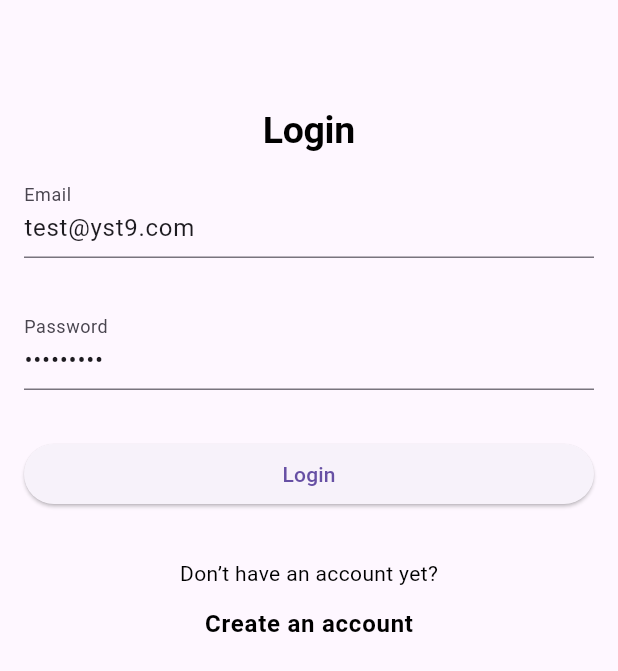
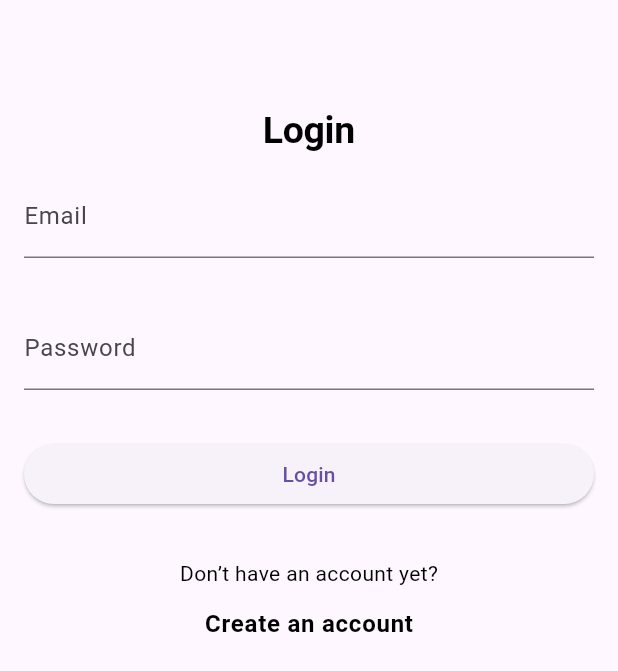
Before and after one commit to bilalsammour/kabaten_flutter, a Flutter app: the screen it shows after launch, on a phone screen of 412 x 824 dp. Shown: the top 671 px of the screen. Run offline on Flutter 3.47's test engine with Material 2 defaults, Android fonts, the phone set to English and light mode, and no system bars; our stand-ins replace cached_network_image, font_awesome_flutter, get_it, hive_flutter; accounts and stored records are empty.

Commit message:
removing default user

```diff
--- a/lib/view/screens/auth/login/login_content.dart
+++ b/lib/view/screens/auth/login/login_content.dart
@@ -21,8 +21,8 @@ class LoginContent extends StatefulWidget {
 class _LoginContentState extends State<LoginContent> {
   final _formKey = GlobalKey<FormState>();
 
-  final _usernameController = TextEditingController(text: 'test@yst9.com');
-  final _passwordController = TextEditingController(text: 'string2@A');
+  final _usernameController = TextEditingController();
+  final _passwordController = TextEditingController();
 
   @override
   void initState() {
```
